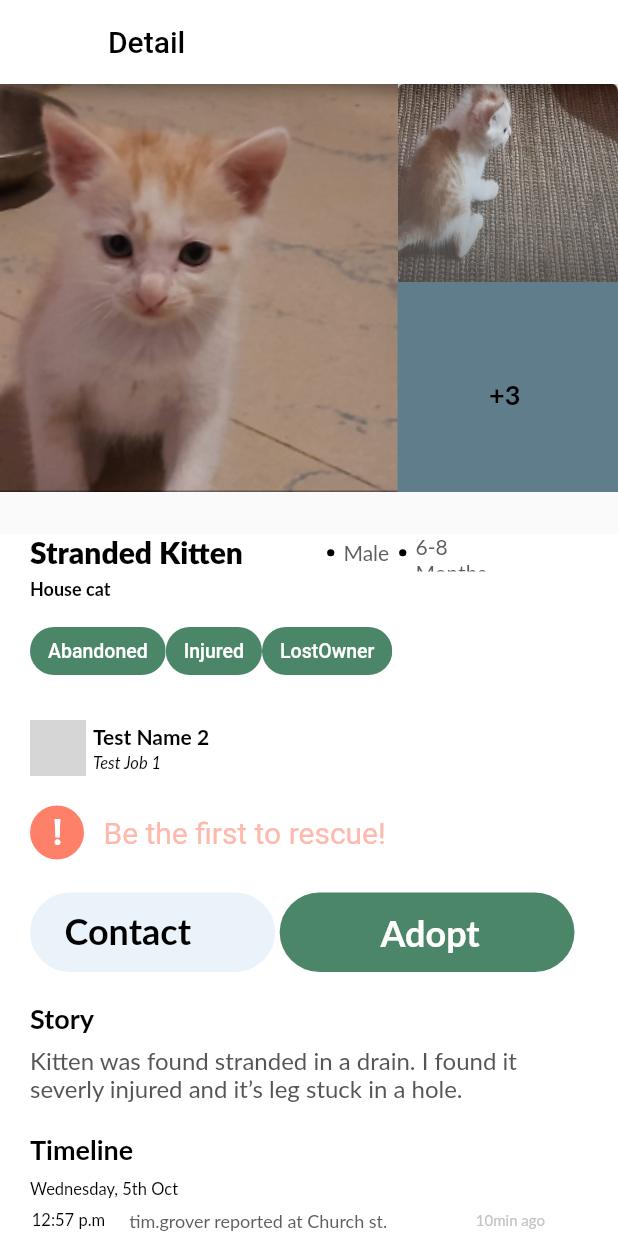
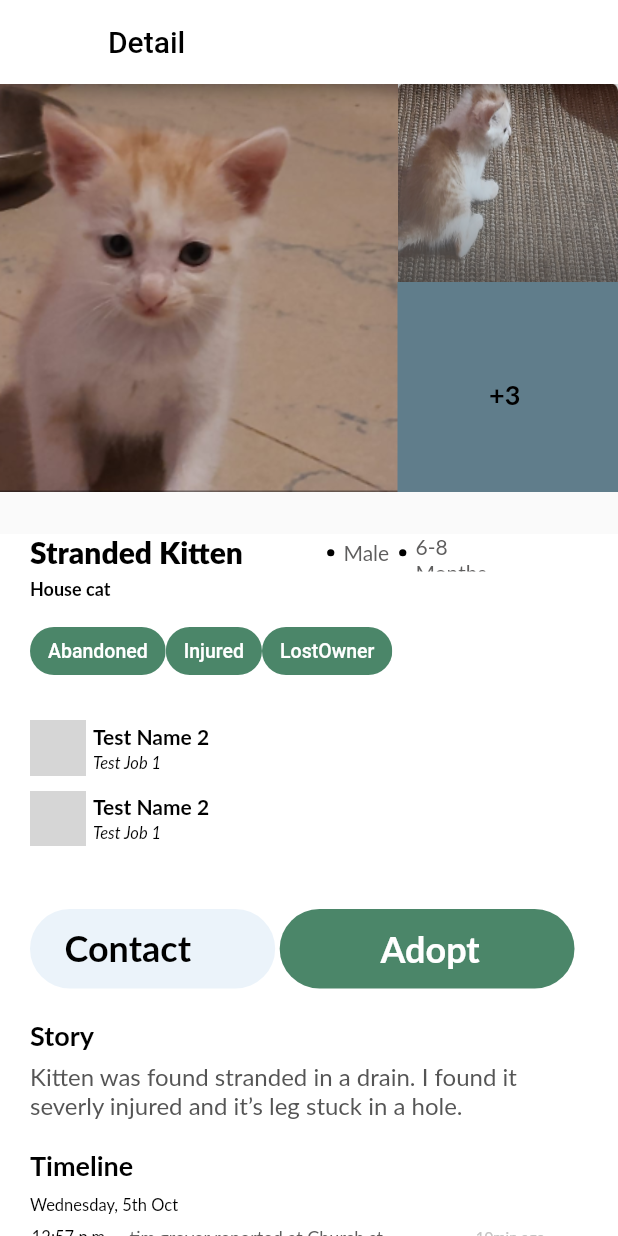
Before and after one commit to catInOrbit/PetRescue, a Flutter app: the PostHome screen opened directly, after a tap on "25min ago", on a phone screen of 412 x 824 dp. Run offline on Flutter 3.47's test engine with Material 2 defaults, Android fonts, the phone set to English and light mode, and no system bars; our stand-ins replace email_validator, flutter_signin_button, flutter_svg, formz, rxdart; network calls fail; Roboto replaces fonts that are missing (Lato); grey boxes are pictures that could not be loaded.

Commit message:
routine commit

```diff
--- a/lib/models/post_model.dart
+++ b/lib/models/post_model.dart
@@ -9,28 +9,34 @@ import 'package:petrescue/widgets/timeline_text.dart';
 enum PostType { InfoPost, UpdatedPost, CriticalPost, RequestPost, AdoptPost }
 
 class Post {
-  String title, petType, gender, ages, description, location, imageString;
+  Key key;
+  String title, petType, gender, ages, description, location, imageThumbnail;
   DateTime timeCreated;
   PostType postType;
   List<Statuses> statuses = [];
   List<TimeLineText> timelineText = [];
   Widget timelineBuilder;
-  User user;
+  User currentUser, acceptedRequestUser;
+  List<User> adoptUserRequests;
+  List<String> imageStrings;
 
   Post(title, description, petType, location, timeCreated, postType,
-      imageString, gender, ages, statuses, timeline, user) {
+      imageString, gender, ages, statuses, timeline, user, adoptUserRequests, acceptedRequestUser, imageStrings) {
     this.title = title;
     this.petType = petType;
     this.description = description;
     this.location = location;
     this.timeCreated = timeCreated;
     this.postType = postType;
-    this.imageString = imageString;
+    this.imageThumbnail = imageString;
     this.gender = gender;
     this.ages = ages;
     this.statuses = statuses;
     this.timelineText = timeline;
-    this.user = user;
+    this.currentUser = user;
+    this.adoptUserRequests = adoptUserRequests;
+    this.acceptedRequestUser = acceptedRequestUser;
+    this.imageStrings = imageStrings;
 
     if(timelineText== null || timelineText.length > 0)
     timelineBuilder = new TimelineBuilder(
--- a/lib/widgets/detail_card.dart
+++ b/lib/widgets/detail_card.dart
@@ -1,3 +1,5 @@
+import 'dart:math';
+
 import 'package:flutter/material.dart';
 import 'package:petrescue/models/post_model.dart';
 import 'package:petrescue/widgets/common.dart';
@@ -221,50 +223,13 @@ class DetailCard extends StatelessWidget {
                                 mainAxisSize: MainAxisSize.min,
                                 crossAxisAlignment: CrossAxisAlignment.start,
                                 children: [
-                                 UserInfoTile(user: postModel.user,),
+                                buildUserTiles(postModel),
                                   SizedBox(height: 20),
                                   Row(
                                     mainAxisSize: MainAxisSize.min,
                                     children: [
-                                      Container(
-                                        width: 36,
-                                        height: 36,
-                                        child: Stack(
-                                          children: [
-                                            Container(
-                                              width: 36,
-                                              height: 36,
-                                              decoration: BoxDecoration(
-                                                shape: BoxShape.circle,
-                                                color: Color(0xffff8068),
-                                              ),
-                                            ),
-                                            Positioned(
-                                              left: 15,
-                                              top: 4,
-                                              child: Text(
-                                                "!",
-                                                style: TextStyle(
-                                                  color: Colors.white,
-                                                  fontSize: 24,
-                                                  fontFamily: "Roboto",
-                                                  fontWeight: FontWeight.w700,
-                                                ),
-                                              ),
-                                            ),
-                                          ],
-                                        ),
-                                      ),
-                                      SizedBox(width: 13),
-                                      Text(
-                                        "Be the first to rescue!",
-                                        style: TextStyle(
-                                          color: Color(0xffffb9ac),
-                                          fontSize: 20,
-                                          fontFamily: "Roboto",
-                                          fontWeight: FontWeight.w400,
-                                        ),
-                                      ),
+
+
                                     ],
                                   ),
                                 ],
@@ -340,6 +305,38 @@ class DetailCard extends StatelessWidget {
         ),
       ),
     );
+  }
+
+    Widget buildUserTiles(Post postModel)
+  {
+    final returnList = List<Widget>();
+      switch(postModel.postType)
+      {
+        case PostType.RequestPost:
+          return Column(
+              children: [
+                UserInfoTile(user: postModel.currentUser,),
+                UserInfoTile(user: postModel.acceptedRequestUser,),
+              ]
+          );
+          break;
+
+        case PostType.AdoptPost:
+          returnList.add(UserInfoTile(user: postModel.currentUser,));
+          returnList.add(SizedBox(height: 10,));
+          postModel.adoptUserRequests.forEach((element) {returnList.add(UserInfoTile(user: element,));});
+          return Column(
+              children: returnList
+          );
+          break;
+        default:
+          return NoRequestWarning();
+          break;
+      }
+
+      // return Column(
+      //   children: postModel.adoptUserRequests.map((user) => UserInfoTile(user: user,)).toList()
+      // );
   }
 }
 
--- a/lib/widgets/postFeed/test.dart
+++ b/lib/widgets/postFeed/test.dart
@@ -221,7 +221,7 @@ class PostHomePage extends StatelessWidget {
                 spreadRadius: 1)
           ]),
           child: CircleAvatar(
-            backgroundImage: NetworkImage(postModel.imageString),
+            backgroundImage: NetworkImage(postModel.imageThumbnail),
             radius: 20,
           )),
       title: Text(
```
Also changed, not shown: lib/repository/data/post_data.dart (+9 -2 lines), lib/widgets/common.dart (+48 -2 lines).
